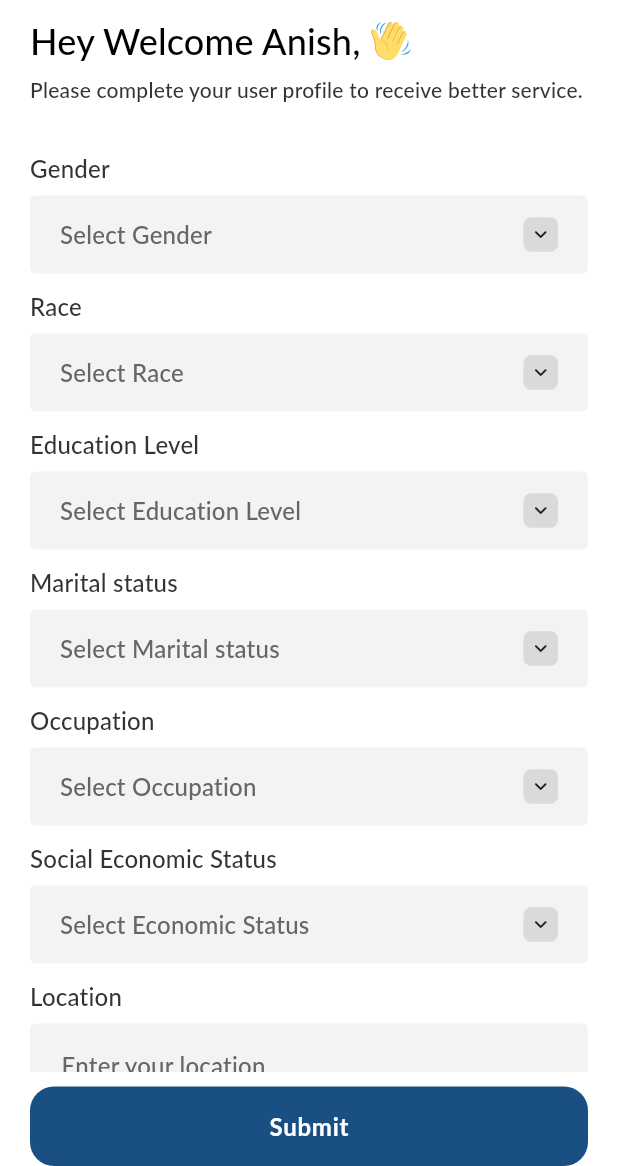
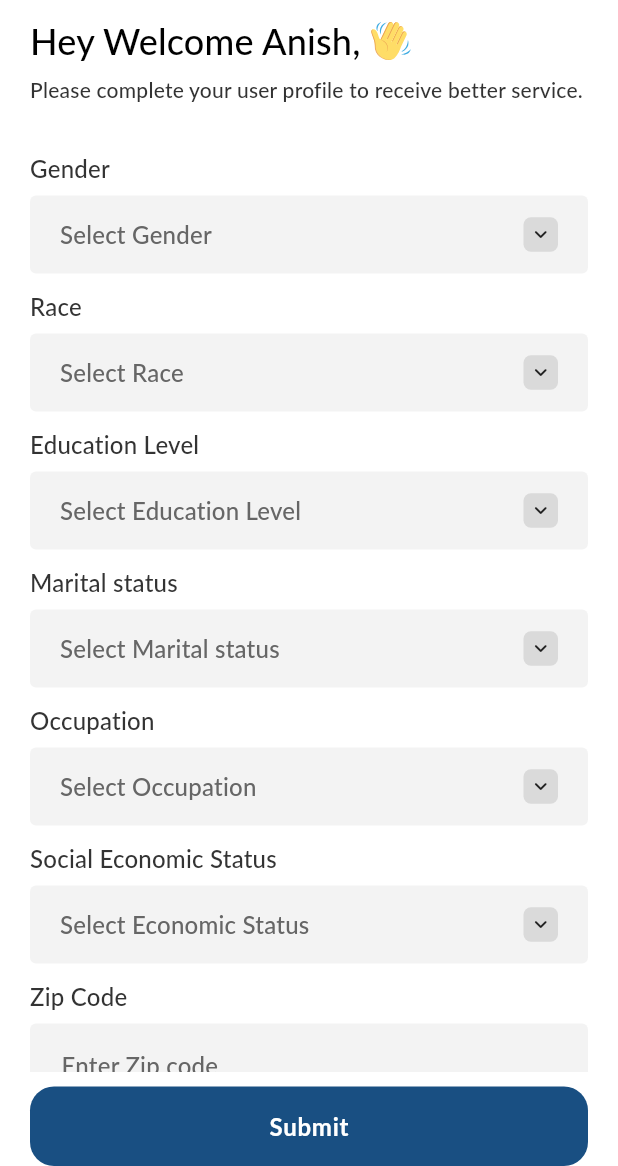
Before and after one commit to UmeshWartinlabs/Curatrail, a Flutter app: the AddPersonalInfoScreen screen opened by its route, on a phone screen of 412 x 824 dp, the part 70-1236 px from its top. Run offline on Flutter 3.47's test engine with Material 3 defaults, Android fonts, the phone set to English and light mode, and no system bars; our stand-ins replace flutter_svg, get, image_picker, permission_handler, pinput, shared_preferences and 1 more; accounts and stored records are empty; project files that could hold a hidden picture were left out.

Commit message:
add personal information screen field ui change

```diff
--- a/lib/screens/auth/add_personal_info/controller/add_personal_info_screen_controller.dart
+++ b/lib/screens/auth/add_personal_info/controller/add_personal_info_screen_controller.dart
@@ -107,9 +107,22 @@ class AddPersonalInfoScreenController extends GetxController {
       ],
     },
     {
-      "field_title" : AppStrings.location.tr,
-      "field_hint" : AppStrings.enterYourLocation.tr,
+      "field_title" : AppStrings.zipCode.tr,
+      "field_hint" : AppStrings.enterYourZipCode.tr,
       "type" : "textfield",
+      "keyboard_type" : TextInputType.number,
+    },
+    {
+      "field_title" : AppStrings.city.tr,
+      "field_hint" : AppStrings.enterCity.tr,
+      "type" : "textfield",
+      "keyboard_type" : TextInputType.text,
+    },
+    {
+      "field_title" : AppStrings.country.tr,
+      "field_hint" : AppStrings.enterCountry.tr,
+      "type" : "textfield",
+      "keyboard_type" : TextInputType.text,
     }
   ];
 
--- a/lib/screens/auth/add_personal_info/view/add_personal_info_screen.dart
+++ b/lib/screens/auth/add_personal_info/view/add_personal_info_screen.dart
@@ -19,10 +19,11 @@ class AddPersonalInfoScreen extends GetView<AddPersonalInfoScreenController> {
       appBar: CommonAppBar(isHideBackButton: true),
       body: SafeArea(
         child: Padding(
-          padding: const EdgeInsets.symmetric(horizontal: 20),
+          padding: EdgeInsets.symmetric(horizontal: 20),
           child: Column(
             crossAxisAlignment: CrossAxisAlignment.start,
             children: [
+
               Row(
                 children: [
                   Text(
@@ -32,7 +33,6 @@ class AddPersonalInfoScreen extends GetView<AddPersonalInfoScreenController> {
                       color: AppColors.black,
                     ),
                   ),
-
                   SvgPicture.asset(AppAssets.wavingHandIcon),
                 ],
               ),
@@ -56,18 +56,25 @@ class AddPersonalInfoScreen extends GetView<AddPersonalInfoScreenController> {
                       SizedBox(height: 20),
 
                       ListView.separated(
-                        physics: const NeverScrollableScrollPhysics(),
+                        physics: NeverScrollableScrollPhysics(),
                         shrinkWrap: true,
                         padding: EdgeInsets.only(bottom: 15),
                         itemBuilder: (context, index) {
-                          return Obx(() => DropDownField(
+                          // check if this is the second last field
+                          if (index == controller.allFieldValue.length - 2) {
+                            return Row(
+                              children: [
+                                Expanded(
+                                  child: Obx(
+                                    () => DropDownField(
                                       fieldTitle: controller.allFieldValue[index]["field_title"],
                                       type: controller.allFieldValue[index]["type"],
-                            fieldHint:  controller.allFieldValue[index]["field_hint"],
+                                      fieldHint: controller.allFieldValue[index]["field_hint"],
                                       isDropDownOpen: controller.isDropDownOpen[index],
                                       selectedValue: controller.dropDownController[index].text,
                                       controller: controller.dropDownController[index],
-                            maxLine: 2,
+                                      maxLine: 1,
+                                      keyboardType: controller.allFieldValue[index]["keyboard_type"],
                                       onSelect: (val) {
                                         controller.isDropDownOpen[index] = false;
                                         controller.dropDownController[index].text = val;
@@ -76,9 +83,67 @@ class AddPersonalInfoScreen extends GetView<AddPersonalInfoScreenController> {
                                         controller.isDropDownOpen[index] = !controller.isDropDownOpen[index];
                                       },
                                       dropDownValue: (controller.allFieldValue[index]["drop_down_value"] as List<dynamic>?)?.map((e) => e.toString()).toList() ?? [],
-                          ));
+                                    ),
+                                  ),
+                                ),
+
+                                SizedBox(width: 10),
+
+                                Expanded(
+                                  child: Obx(
+                                    () => DropDownField(
+                                      fieldTitle: controller.allFieldValue[index + 1]["field_title"],
+                                      type: controller.allFieldValue[index + 1]["type"],
+                                      fieldHint: controller.allFieldValue[index + 1]["field_hint"],
+                                      isDropDownOpen: controller.isDropDownOpen[index + 1],
+                                      selectedValue: controller.dropDownController[index + 1].text,
+                                      controller: controller.dropDownController[index + 1],
+                                      maxLine: 1,
+                                      keyboardType: controller.allFieldValue[index + 1]["keyboard_type"],
+                                      onSelect: (val) {
+                                        controller.isDropDownOpen[index + 1] = false;
+                                        controller.dropDownController[index + 1].text = val;
                                       },
-                        separatorBuilder: (context, index) => const SizedBox(height: 10),
+                                      onTapDropDown: () {
+                                        controller.isDropDownOpen[index + 1] = !controller.isDropDownOpen[index + 1];
+                                      },
+                                      dropDownValue: (controller.allFieldValue[index + 1]["drop_down_value"] as List<dynamic>?)?.map((e) => e.toString()).toList() ?? [],
+                                    ),
+                                  ),
+                                ),
+                              ],
+                            );
+                          }
+
+                          if (index == controller.allFieldValue.length - 1) {
+                            return SizedBox.shrink();
+                          }
+
+                          // render normal field
+                          return Obx(
+                            () => DropDownField(
+                              fieldTitle: controller.allFieldValue[index]["field_title"],
+                              type: controller.allFieldValue[index]["type"],
+                              fieldHint: controller.allFieldValue[index]["field_hint"],
+                              isDropDownOpen: controller.isDropDownOpen[index],
+                              selectedValue: controller.dropDownController[index].text,
+                              controller: controller.dropDownController[index],
+                              maxLine: 1,
+                              keyboardType: controller.allFieldValue[index]["keyboard_type"],
+                              onSelect: (val) {
+                                controller.isDropDownOpen[index] = false;
+                                controller.dropDownController[index].text = val;
+                              },
+                              onTapDropDown: () {
+                                controller.isDropDownOpen[index] = !controller.isDropDownOpen[index];
+                              },
+                              dropDownValue: (controller.allFieldValue[index]["drop_down_value"] as List<dynamic>?)?.map((e) => e.toString()).toList() ?? [],
+                            ),
+                          );
+                        },
+                        separatorBuilder: (context, index) => index == controller.allFieldValue.length - 2
+                            ? SizedBox.shrink()
+                            : SizedBox(height: 10),
                         itemCount: controller.allFieldValue.length,
                       ),
                     ],
@@ -96,12 +161,10 @@ class AddPersonalInfoScreen extends GetView<AddPersonalInfoScreenController> {
                     String selectedValue = controller.dropDownController[i].text;
 
                     debugPrint("Index $i → $fieldTitle : $selectedValue");
-
+                  }
                   Get.toNamed(AppRoutes.anxietyAnalyticsScreen);
-                  }
                 },
               ),
-
             ],
           ),
         ),
--- a/lib/screens/auth/add_personal_info/widgets/drop_down_field.dart
+++ b/lib/screens/auth/add_personal_info/widgets/drop_down_field.dart
@@ -13,6 +13,8 @@ class DropDownField extends StatefulWidget {
   final Function(String)? onSelect;
   final TextEditingController? controller;
   final void Function()? onTapDropDown;
+  final TextInputType? keyboardType;
+  final double? width;
 
   const DropDownField({
     super.key,
@@ -25,7 +27,7 @@ class DropDownField extends StatefulWidget {
     this.selectedValue,
     this.type,
     this.maxLine,
-    this.controller,
+    this.controller, this.keyboardType, this.width,
   });
 
   @override
@@ -86,7 +88,7 @@ class _DropDownFieldState extends State<DropDownField> with SingleTickerProvider
         GestureDetector(
           onTap: widget.onTapDropDown,
           child: Container(
-            width: Get.width,
+            width: widget.width ?? Get.width,
             decoration: BoxDecoration(
               borderRadius: BorderRadius.circular(4),
               color: AppColors.colorF3F3F3,
@@ -136,6 +138,7 @@ class _DropDownFieldState extends State<DropDownField> with SingleTickerProvider
                       fontSize: 16,
                       color: AppColors.black,
                     ),
+                    keyboardType: widget.keyboardType,
                     decoration: InputDecoration(
                       hintText: widget.fieldHint,
                       hintStyle: Get.textTheme.titleMedium?.copyWith(
--- a/lib/utils/app_strings.dart
+++ b/lib/utils/app_strings.dart
@@ -104,8 +104,12 @@ class AppStrings {
   static const selectOccupation = "Select Occupation";
   static const socialEconomicStatus = "Social Economic Status";
   static const selectEconomicStatus = "Select Economic Status";
-  static const location = "Location";
-  static const enterYourLocation = "Enter your location";
+  static const zipCode = "Zip Code";
+  static const enterYourZipCode = "Enter Zip code";
+  static const city = "City";
+  static const enterCity = "Enter City";
+  static const country = "Country";
+  static const enterCountry = "Enter Country";
 
   static const male = "Male";
   static const female = "Female";
```
Also changed, not shown: 21 other files. Lines whose indentation alone changed are shown as unchanged.
